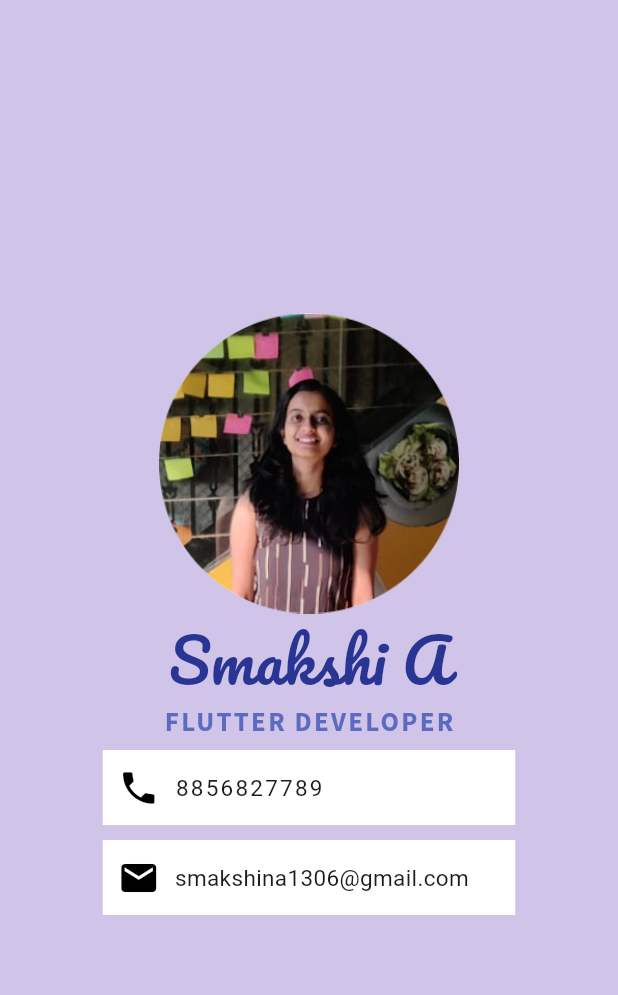
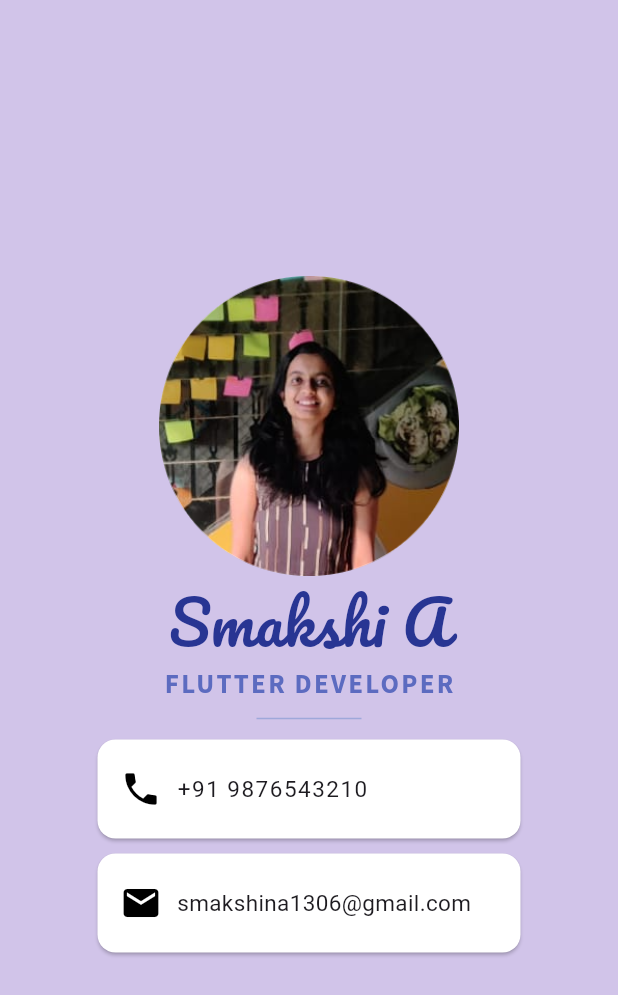
Before and after one commit to SmakshiA/My_Card, a Flutter app: the screen it shows after launch, on a phone screen of 412 x 824 dp. Shown: the top 995 px of the screen. Run offline on Flutter 3.47's test engine with Material 3 defaults, Android fonts, the light colour scheme and no system bars.

Commit message:
App completed

```diff
--- a/lib/main.dart
+++ b/lib/main.dart
@@ -53,15 +53,24 @@
                 ),
                 alignment: Alignment.center,
               ),
-              Container(
+              SizedBox(
+                height: 18,
+                width: 70,
+                child: Divider( // it is <hr>
+                  color: Colors.indigo.shade200,
+                ),
+              ),
+              Card(
                 color: Colors.white,
-                width: 275,
-                margin: EdgeInsets.symmetric(horizontal: 5,vertical: 5),
+
+                margin: EdgeInsets.fromLTRB(65, 5, 65, 5),
+                child: Padding(
+                  padding: EdgeInsets.all(8.0),
                   child: Row(
                     mainAxisAlignment: MainAxisAlignment.start,
                     children: [
                       SizedBox(
-                      width: 10,
+                        width: 7,
                       ),
                       Icon(
                         Icons.phone,
@@ -73,14 +82,14 @@
                       ),
                       Container(
                         child: Text(
-                        '8856827789',
+                          '+91 9876543210',
                           style: TextStyle(
-                          letterSpacing: 1.5,
+                            letterSpacing: 1,
                             fontSize: 15,
                           ),
                         ),
                         alignment: Alignment.center,
-                      color: Colors.white,
+                        // color: Colors.white,
                         height: 50.0,
                         // width: 270.0,
                         // margin: EdgeInsets.fromLTRB(70, 5, 70, 5),
@@ -89,15 +98,18 @@
                     ],
                   ),
                 ),
-              Container(
+              ),
+              Card(
                 color: Colors.white,
-                width: 275,
-                margin: EdgeInsets.symmetric(horizontal: 5,vertical: 5),
+                // width: 275,
+                margin: EdgeInsets.fromLTRB(65, 5, 65, 5),
+                child: Padding(
+                  padding: EdgeInsets.all(8.0),
                   child: Row(
                     mainAxisAlignment: MainAxisAlignment.start,
                     children: [
                       SizedBox(
-                      width: 10,
+                        width: 7,
                       ),
                       Icon(
                         Icons.email,
@@ -116,13 +128,14 @@
                           ),
                         ),
                         alignment: Alignment.center,
-                      color: Colors.white,
+                        // color: Colors.white,
                         height: 50.0,
                         // width: 270.0,
                         // margin: EdgeInsets.fromLTRB(70, 5, 70, 5),
                         // padding: EdgeInsets.only(left: 20),
                       )
                     ],
+                  ),
                 ),
               ),
             ],
```
Also changed, not shown: Screenshot.png (added), 1 other file. Lines whose indentation alone changed are shown as unchanged.
